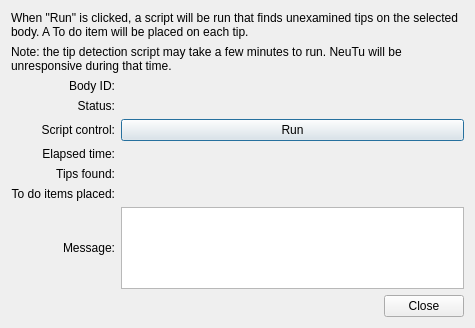
Before: the Qt Designer form neurolabi/gui/tipdetectordialog.ui in janelia-flyem/NeuTu, drawn with Qt 5.
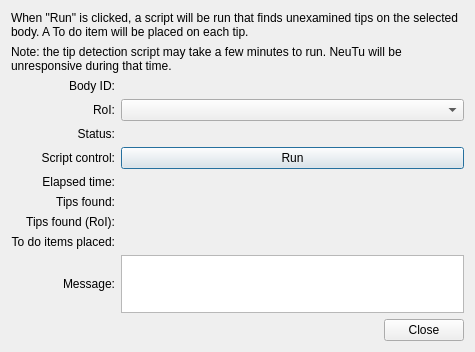
After: the same form once the commit is applied.

```diff
--- a/neurolabi/gui/tipdetectordialog.ui
+++ b/neurolabi/gui/tipdetectordialog.ui
@@ -7,7 +7,7 @@
     <x>0</x>
     <y>0</y>
     <width>475</width>
-    <height>328</height>
+    <height>352</height>
    </rect>
   </property>
   <property name="windowTitle">
@@ -36,7 +36,37 @@
    </item>
    <item>
     <layout class="QGridLayout" name="gridLayout_2">
-     <item row="3" column="0">
+     <item row="1" column="1">
+      <widget class="QComboBox" name="roiMenu"/>
+     </item>
+     <item row="5" column="0">
+      <widget class="QLabel" name="label_8">
+       <property name="text">
+        <string>Tips found:</string>
+       </property>
+       <property name="alignment">
+        <set>Qt::AlignRight|Qt::AlignTrailing|Qt::AlignVCenter</set>
+       </property>
+      </widget>
+     </item>
+     <item row="5" column="1">
+      <widget class="QLabel" name="locationsLabel">
+       <property name="text">
+        <string/>
+       </property>
+      </widget>
+     </item>
+     <item row="0" column="0">
+      <widget class="QLabel" name="label">
+       <property name="text">
+        <string>Body ID:</string>
+       </property>
+       <property name="alignment">
+        <set>Qt::AlignRight|Qt::AlignTrailing|Qt::AlignVCenter</set>
+       </property>
+      </widget>
+     </item>
+     <item row="4" column="0">
       <widget class="QLabel" name="label_7">
        <property name="text">
         <string>Elapsed time:</string>
@@ -46,7 +76,7 @@
        </property>
       </widget>
      </item>
-     <item row="5" column="0">
+     <item row="7" column="0">
       <widget class="QLabel" name="label_6">
        <property name="text">
         <string>To do items placed:</string>
@@ -56,14 +86,7 @@
        </property>
       </widget>
      </item>
-     <item row="5" column="1">
-      <widget class="QLabel" name="todoLabel">
-       <property name="text">
-        <string/>
-       </property>
-      </widget>
-     </item>
-     <item row="2" column="0">
+     <item row="3" column="0">
       <widget class="QLabel" name="label_4">
        <property name="text">
         <string>Script control:</string>
@@ -73,35 +96,59 @@
        </property>
       </widget>
      </item>
-     <item row="3" column="1">
+     <item row="4" column="1">
       <widget class="QLabel" name="timeLabel">
        <property name="text">
         <string/>
        </property>
       </widget>
      </item>
-     <item row="1" column="1">
-      <widget class="QLabel" name="statusLabel">
-       <property name="text">
-        <string/>
-       </property>
-      </widget>
-     </item>
      <item row="2" column="1">
-      <widget class="QPushButton" name="runButton">
+      <widget class="QLabel" name="statusLabel">
        <property name="text">
-        <string>Run</string>
+        <string/>
        </property>
       </widget>
      </item>
-     <item row="6" column="1">
+     <item row="2" column="0">
+      <widget class="QLabel" name="label_5">
+       <property name="text">
+        <string>Status:</string>
+       </property>
+       <property name="alignment">
+        <set>Qt::AlignRight|Qt::AlignTrailing|Qt::AlignVCenter</set>
+       </property>
+      </widget>
+     </item>
+     <item row="8" column="1">
       <widget class="QTextEdit" name="messageText">
        <property name="readOnly">
         <bool>true</bool>
        </property>
       </widget>
      </item>
-     <item row="6" column="0">
+     <item row="7" column="1">
+      <widget class="QLabel" name="todoLabel">
+       <property name="text">
+        <string/>
+       </property>
+      </widget>
+     </item>
+     <item row="0" column="1">
+      <widget class="QLabel" name="bodyIDLabel">
+       <property name="text">
+        <string/>
+       </property>
+      </widget>
+     </item>
+     <item row="3" column="1">
+      <widget class="QPushButton" name="runButton">
+       <property name="text">
+        <string>Run</string>
+       </property>
+      </widget>
+     </item>
+     <item row="8" column="0">
       <widget class="QLabel" name="label_9">
        <property name="text">
         <string>Message:</string>
@@ -112,44 +159,27 @@
       </widget>
      </item>
      <item row="1" column="0">
-      <widget class="QLabel" name="label_5">
+      <widget class="QLabel" name="label_10">
        <property name="text">
-        <string>Status:</string>
+        <string>RoI:</string>
        </property>
        <property name="alignment">
         <set>Qt::AlignRight|Qt::AlignTrailing|Qt::AlignVCenter</set>
        </property>
       </widget>
      </item>
-     <item row="0" column="1">
-      <widget class="QLabel" name="bodyIDLabel">
+     <item row="6" column="0">
+      <widget class="QLabel" name="label_11">
        <property name="text">
-        <string/>
+        <string>Tips found (RoI):</string>
        </property>
-      </widget>
-     </item>
-     <item row="0" column="0">
-      <widget class="QLabel" name="label">
-       <property name="text">
-        <string>Body ID:</string>
-       </property>
        <property name="alignment">
         <set>Qt::AlignRight|Qt::AlignTrailing|Qt::AlignVCenter</set>
        </property>
       </widget>
      </item>
-     <item row="4" column="0">
-      <widget class="QLabel" name="label_8">
-       <property name="text">
-        <string>Tips found:</string>
-       </property>
-       <property name="alignment">
-        <set>Qt::AlignRight|Qt::AlignTrailing|Qt::AlignVCenter</set>
-       </property>
-      </widget>
-     </item>
-     <item row="4" column="1">
-      <widget class="QLabel" name="locationsLabel">
+     <item row="6" column="1">
+      <widget class="QLabel" name="locationsRoiLabel">
        <property name="text">
         <string/>
        </property>
```
